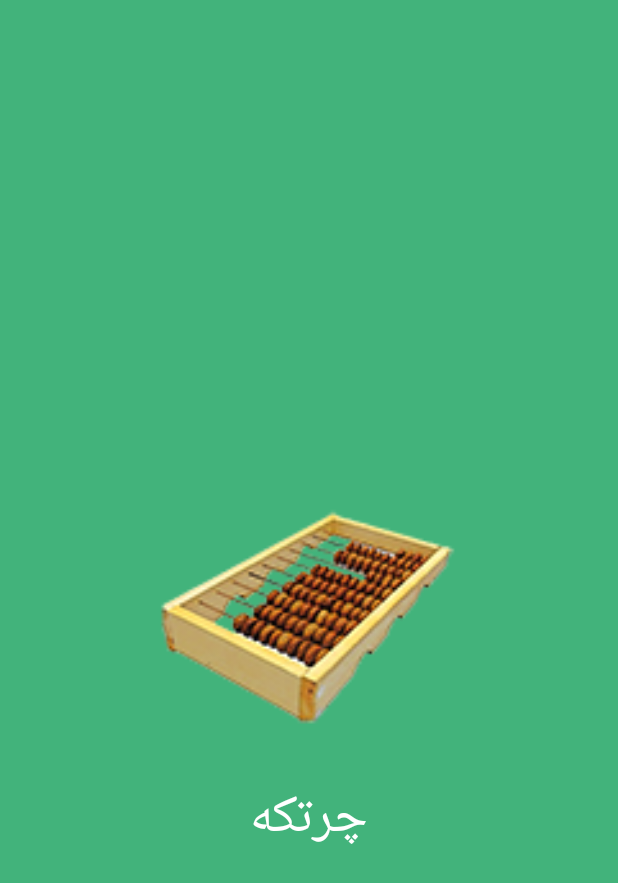
After one commit to ali-zareshai/GortkehGame, an Android app: the SplashActivity screen opened directly, with no data from a screen before it, on a phone screen of 412 x 824 dp. The commit adds this screen. Shown: the top 883 px of the screen. Run offline under Robolectric (Android 15) with nearby library versions, the phone set to English and light mode, and no system bars; libraries missing offline, so code that uses them is left out: maes.tech.intentanim; Roboto replaces fonts that are not available here; 1 statement that could not run was skipped.

Commit message:
add splash

```diff
--- /dev/null
+++ b/app/src/main/java/com/kavireletronic/ali/gortkehgame/SplashActivity.java
@@ -0,0 +1,47 @@
+package com.kavireletronic.ali.gortkehgame;
+
+import android.content.Intent;
+import android.os.Handler;
+import android.support.v7.app.AppCompatActivity;
+import android.os.Bundle;
+import android.view.View;
+import android.view.animation.AnimationUtils;
+import android.widget.ImageView;
+
+import static maes.tech.intentanim.CustomIntent.customType;
+
+public class SplashActivity extends AppCompatActivity {
+    private ImageView icon_spalsh;
+    private android.view.animation.Animation animFaz1;
+    private Handler mHandler;
+
+    @Override
+    protected void onCreate(Bundle savedInstanceState) {
+        super.onCreate(savedInstanceState);
+        setContentView(R.layout.activity_splash);
+        icon_spalsh=(ImageView)findViewById(R.id.icon_spalsh);
+
+        animFaz1 = AnimationUtils.loadAnimation(getApplicationContext(), R.anim.up_down);
+        mHandler = new Handler();
+        mHandler.post(new Runnable() {
+            @Override
+            public void run() {
+                icon_spalsh.startAnimation(animFaz1);
+            }
+        });
+
+
+        new Handler().postDelayed(new Runnable() {
+            @Override
+            public void run() {
+                // This method will be executed once the timer is over
+                // Start your app main activity
+                Intent i = new Intent(SplashActivity.this, ListActivity.class);
+                startActivity(i);
+                customType(SplashActivity.this,"fadein-to-fadeout");
+                finish();
+            }
+        }, 3500);
+
+    }
+}
--- /dev/null
+++ b/app/src/main/res/anim/up_down.xml
@@ -0,0 +1,11 @@
+<?xml version="1.0" encoding="utf-8"?>
+<set
+    xmlns:android="http://schemas.android.com/apk/res/android"
+    android:interpolator="@android:anim/linear_interpolator"
+    android:fillAfter="true">
+
+    <translate
+        android:fromYDelta="-100%p"
+        android:toYDelta="0%p"
+        android:duration="2500" />
+</set>
--- a/app/src/main/res/drawable/btn_back.xml
+++ b/app/src/main/res/drawable/btn_back.xml
@@ -1,12 +1,12 @@
 <shape xmlns:android="http://schemas.android.com/apk/res/android">
     <stroke
         android:width="1dp"
-        android:color="#7c0000" />
+        android:color="#fafafa" />
     <corners
-        android:radius="5dp"
+        android:radius="50dp"
         />
     <solid
-        android:color="#189f00"
+        android:color="#ca007a9c"
         />
 
 
--- /dev/null
+++ b/app/src/main/res/layout/activity_splash.xml
@@ -0,0 +1,31 @@
+<?xml version="1.0" encoding="utf-8"?>
+<android.support.constraint.ConstraintLayout xmlns:android="http://schemas.android.com/apk/res/android"
+    xmlns:app="http://schemas.android.com/apk/res-auto"
+    xmlns:tools="http://schemas.android.com/tools"
+    android:layout_width="match_parent"
+    android:background="#42b37b"
+    android:layout_height="match_parent"
+    tools:context=".SplashActivity">
+    <RelativeLayout
+        android:layout_width="match_parent"
+        android:layout_height="match_parent">
+        <ImageView
+            android:layout_width="200dp"
+            android:src="@mipmap/chortkeh"
+            android:visibility="invisible"
+            android:id="@+id/icon_spalsh"
+            android:layout_centerHorizontal="true"
+            android:layout_centerVertical="true"
+            android:layout_height="200dp" />
+        <CustomView.CustomTextView
+            android:layout_width="wrap_content"
+            android:text="@string/gorteh"
+            android:textColor="#ffffff"
+            android:textSize="35dp"
+            android:layout_below="@id/icon_spalsh"
+            android:layout_centerHorizontal="true"
+            android:padding="4dp"
+            android:layout_height="wrap_content" />
+    </RelativeLayout>
+
+</android.support.constraint.ConstraintLayout>
--- a/app/src/main/res/values/colors.xml
+++ b/app/src/main/res/values/colors.xml
@@ -5,6 +5,6 @@
     <color name="colorAccent">#FF4081</color>
     <color name="backcircle">#ab0094</color>
     <color name="backstack">#d110c400</color>
-    <color name="colorcard">#ececec</color>
+    <color name="colorcard">#e7ececec</color>
     <color name="name_item">#780093</color>
 </resources>
--- a/app/src/main/res/values/strings.xml
+++ b/app/src/main/res/values/strings.xml
@@ -1,7 +1,7 @@
 <resources>
     <string name="app_name">چرتکه</string>
     <string name="start">شروع</string>
-    <string name="yes">بله</string>
+    <string name="yes">آماده ام</string>
     <string name="amade">...</string>
     <string name="javab">جواب ...</string>
     <string name="ok">باشه</string>
@@ -10,4 +10,5 @@
     <string name="badjavab">بیشتر دقت کن</string>
     <string name="not_access">شما اجازه دسترسی به این مرحله ندارید</string>
     <string name="gorteh">چرتکه</string>
+    <string name="insert_ahdad">لطفا جواب را وارد کنید</string>
 </resources>
```
Also changed, not shown: app/src/main/AndroidManifest.xml (+15 -8 lines), app/src/main/java/com/kavireletronic/ali/gortkehgame/GameActivity.java (+27 -8 lines), app/src/main/java/com/kavireletronic/ali/gortkehgame/MainActivity.kt (deleted, +0 -12 lines), app/src/main/res/drawable/circle2.xml (added, +11 -0 lines), app/src/main/res/layout/activity_game.xml (+7 -4 lines), app/src/main/res/layout/activity_main.xml (deleted, +0 -18 lines).
